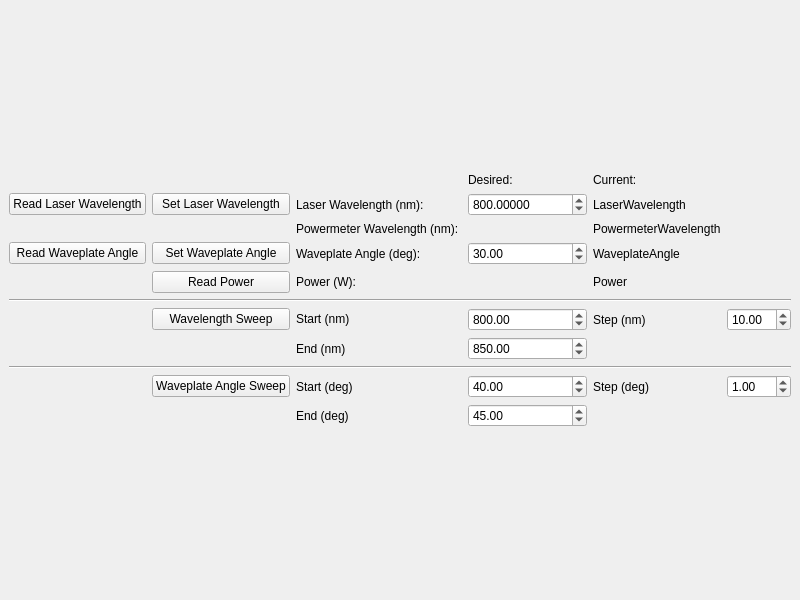
Old version of the form Python/Wavelength and power interface/power_wavelength_gui_design.ui in the repository nanophotonics/optofluidics.
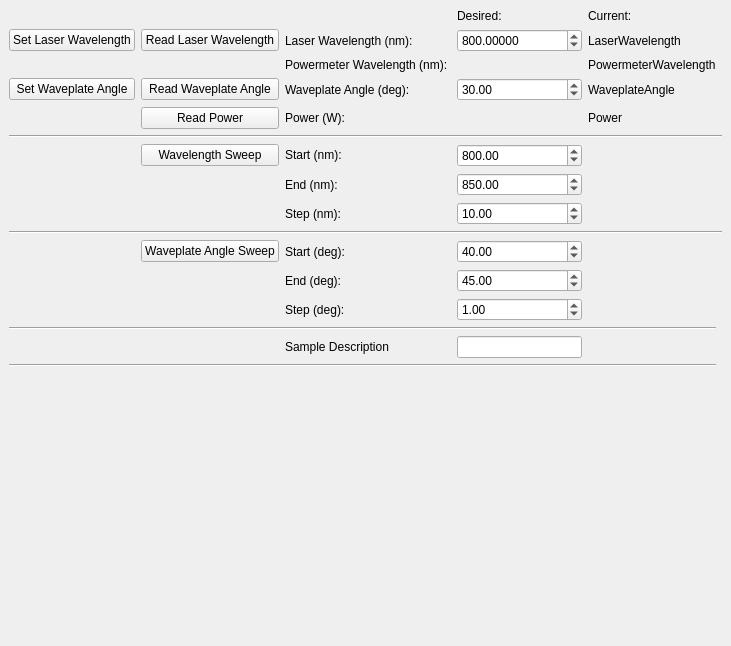
New version of the form.

Commit message: Saves images with attributes to hdf5 file

Patch:
```diff
--- a/Python/Wavelength and power interface/power_wavelength_gui_design.ui
+++ b/Python/Wavelength and power interface/power_wavelength_gui_design.ui
@@ -6,8 +6,8 @@
    <rect>
     <x>0</x>
     <y>0</y>
-    <width>800</width>
-    <height>600</height>
+    <width>731</width>
+    <height>646</height>
    </rect>
   </property>
   <property name="windowTitle">
@@ -17,22 +17,52 @@
    <layout class="QVBoxLayout" name="verticalLayout">
     <item>
      <layout class="QGridLayout" name="gridLayout">
-      <item row="5" column="3">
-       <widget class="QDoubleSpinBox" name="WaveplateAngleDoubleSpinBox">
-        <property name="decimals">
-         <number>2</number>
+      <item row="8" column="3">
+       <widget class="QDoubleSpinBox" name="WavelengthStepDoubleSpinBox">
+        <property name="sizePolicy">
+         <sizepolicy hsizetype="MinimumExpanding" vsizetype="Fixed">
+          <horstretch>0</horstretch>
+          <verstretch>0</verstretch>
+         </sizepolicy>
         </property>
         <property name="minimum">
-         <double>0.000000000000000</double>
+         <double>1.000000000000000</double>
         </property>
         <property name="maximum">
-         <double>360.000000000000000</double>
+         <double>250.000000000000000</double>
         </property>
         <property name="singleStep">
-         <double>0.100000000000000</double>
+         <double>1.000000000000000</double>
         </property>
         <property name="value">
-         <double>30.000000000000000</double>
+         <double>10.000000000000000</double>
+        </property>
+       </widget>
+      </item>
+      <item row="6" column="2">
+       <widget class="QLabel" name="label_4">
+        <property name="sizePolicy">
+         <sizepolicy hsizetype="Minimum" vsizetype="Fixed">
+          <horstretch>0</horstretch>
+          <verstretch>0</verstretch>
+         </sizepolicy>
+        </property>
+        <property name="text">
+         <string>Start (nm): </string>
+        </property>
+       </widget>
+      </item>
+      <item row="14" column="2">
+       <widget class="QLabel" name="label_10">
+        <property name="text">
+         <string>Sample Description</string>
+        </property>
+       </widget>
+      </item>
+      <item row="5" column="0" colspan="6">
+       <widget class="Line" name="line">
+        <property name="orientation">
+         <enum>Qt::Horizontal</enum>
         </property>
        </widget>
       </item>
@@ -58,60 +88,8 @@
         </property>
        </widget>
       </item>
-      <item row="0" column="3">
-       <widget class="QLabel" name="label">
-        <property name="sizePolicy">
-         <sizepolicy hsizetype="Preferred" vsizetype="Fixed">
-          <horstretch>0</horstretch>
-          <verstretch>0</verstretch>
-         </sizepolicy>
-        </property>
-        <property name="text">
-         <string>Desired: </string>
-        </property>
-       </widget>
-      </item>
-      <item row="5" column="2">
-       <widget class="QLabel" name="label_18">
-        <property name="sizePolicy">
-         <sizepolicy hsizetype="Minimum" vsizetype="Preferred">
-          <horstretch>0</horstretch>
-          <verstretch>0</verstretch>
-         </sizepolicy>
-        </property>
-        <property name="text">
-         <string>Waveplate Angle (deg): </string>
-        </property>
-       </widget>
-      </item>
-      <item row="1" column="2">
-       <widget class="QLabel" name="label_7">
-        <property name="sizePolicy">
-         <sizepolicy hsizetype="Minimum" vsizetype="Preferred">
-          <horstretch>0</horstretch>
-          <verstretch>0</verstretch>
-         </sizepolicy>
-        </property>
-        <property name="text">
-         <string>Laser Wavelength (nm): </string>
-        </property>
-       </widget>
-      </item>
-      <item row="1" column="4">
-       <widget class="QLabel" name="LaserWavelengthLabel">
-        <property name="sizePolicy">
-         <sizepolicy hsizetype="MinimumExpanding" vsizetype="Preferred">
-          <horstretch>0</horstretch>
-          <verstretch>0</verstretch>
-         </sizepolicy>
-        </property>
-        <property name="text">
-         <string>LaserWavelength</string>
-        </property>
-       </widget>
-      </item>
-      <item row="6" column="2">
-       <widget class="QLabel" name="label_19">
+      <item row="2" column="2">
+       <widget class="QLabel" name="label_15">
         <property name="sizePolicy">
          <sizepolicy hsizetype="Minimum" vsizetype="Fixed">
           <horstretch>0</horstretch>
@@ -119,11 +97,11 @@
          </sizepolicy>
         </property>
         <property name="text">
-         <string>Power (W): </string>
+         <string>Powermeter Wavelength (nm): </string>
         </property>
        </widget>
       </item>
-      <item row="4" column="4">
+      <item row="2" column="4">
        <widget class="QLabel" name="PowermeterWavelengthLabel">
         <property name="sizePolicy">
          <sizepolicy hsizetype="MinimumExpanding" vsizetype="Preferred">
@@ -136,10 +114,10 @@
         </property>
        </widget>
       </item>
-      <item row="6" column="4">
-       <widget class="QLabel" name="PowerLabel">
+      <item row="1" column="1">
+       <widget class="QPushButton" name="ReadWavelengthPushButton">
         <property name="text">
-         <string>Power</string>
+         <string>Read Laser Wavelength</string>
         </property>
        </widget>
       </item>
@@ -150,90 +128,104 @@
         </property>
        </widget>
       </item>
-      <item row="5" column="4">
-       <widget class="QLabel" name="WaveplateAngleLabel">
-        <property name="text">
-         <string>WaveplateAngle</string>
-        </property>
-       </widget>
-      </item>
-      <item row="4" column="2">
-       <widget class="QLabel" name="label_15">
+      <item row="1" column="4">
+       <widget class="QLabel" name="LaserWavelengthLabel">
         <property name="sizePolicy">
-         <sizepolicy hsizetype="Minimum" vsizetype="Fixed">
+         <sizepolicy hsizetype="MinimumExpanding" vsizetype="Preferred">
           <horstretch>0</horstretch>
           <verstretch>0</verstretch>
          </sizepolicy>
         </property>
         <property name="text">
-         <string>Powermeter Wavelength (nm): </string>
+         <string>LaserWavelength</string>
         </property>
        </widget>
       </item>
-      <item row="6" column="1">
-       <widget class="QPushButton" name="ReadPowerPushButton">
-        <property name="text">
-         <string>Read Power</string>
-        </property>
-       </widget>
-      </item>
-      <item row="7" column="0" colspan="6">
-       <widget class="Line" name="line">
-        <property name="orientation">
-         <enum>Qt::Horizontal</enum>
-        </property>
-       </widget>
-      </item>
-      <item row="9" column="1">
-       <widget class="QPushButton" name="WavelengthSweepPushButton">
-        <property name="text">
-         <string>Wavelength Sweep</string>
-        </property>
-       </widget>
-      </item>
-      <item row="5" column="1">
+      <item row="3" column="0">
        <widget class="QPushButton" name="SetWaveplateAnglePushButton">
         <property name="text">
          <string>Set Waveplate Angle</string>
         </property>
        </widget>
       </item>
+      <item row="1" column="2">
+       <widget class="QLabel" name="label_7">
+        <property name="sizePolicy">
+         <sizepolicy hsizetype="Minimum" vsizetype="Preferred">
+          <horstretch>0</horstretch>
+          <verstretch>0</verstretch>
+         </sizepolicy>
+        </property>
+        <property name="text">
+         <string>Laser Wavelength (nm): </string>
+        </property>
+       </widget>
+      </item>
+      <item row="0" column="3">
+       <widget class="QLabel" name="label">
+        <property name="sizePolicy">
+         <sizepolicy hsizetype="Preferred" vsizetype="Fixed">
+          <horstretch>0</horstretch>
+          <verstretch>0</verstretch>
+         </sizepolicy>
+        </property>
+        <property name="text">
+         <string>Desired: </string>
+        </property>
+       </widget>
+      </item>
       <item row="1" column="0">
-       <widget class="QPushButton" name="ReadWavelengthPushButton">
-        <property name="text">
-         <string>Read Laser Wavelength</string>
-        </property>
-       </widget>
-      </item>
-      <item row="5" column="0">
-       <widget class="QPushButton" name="ReadWaveplateAnglePushButton">
-        <property name="text">
-         <string>Read Waveplate Angle</string>
-        </property>
-       </widget>
-      </item>
-      <item row="9" column="2">
-       <widget class="QLabel" name="label_4">
-        <property name="sizePolicy">
-         <sizepolicy hsizetype="Minimum" vsizetype="Fixed">
-          <horstretch>0</horstretch>
-          <verstretch>0</verstretch>
-         </sizepolicy>
-        </property>
-        <property name="text">
-         <string>Start (nm)</string>
-        </property>
-       </widget>
-      </item>
-      <item row="1" column="1">
        <widget class="QPushButton" name="SetWavelengthPushButton">
         <property name="text">
          <string>Set Laser Wavelength</string>
         </property>
        </widget>
       </item>
-      <item row="12" column="5">
-       <widget class="QDoubleSpinBox" name="WaveplateStepDoubleSpinBox">
+      <item row="14" column="3">
+       <widget class="QLineEdit" name="SampleDescriptionLineEdit"/>
+      </item>
+      <item row="3" column="1">
+       <widget class="QPushButton" name="ReadWaveplateAnglePushButton">
+        <property name="text">
+         <string>Read Waveplate Angle</string>
+        </property>
+       </widget>
+      </item>
+      <item row="7" column="2">
+       <widget class="QLabel" name="label_5">
+        <property name="text">
+         <string>End (nm): </string>
+        </property>
+       </widget>
+      </item>
+      <item row="3" column="2">
+       <widget class="QLabel" name="label_18">
+        <property name="sizePolicy">
+         <sizepolicy hsizetype="Minimum" vsizetype="Preferred">
+          <horstretch>0</horstretch>
+          <verstretch>0</verstretch>
+         </sizepolicy>
+        </property>
+        <property name="text">
+         <string>Waveplate Angle (deg): </string>
+        </property>
+       </widget>
+      </item>
+      <item row="11" column="2">
+       <widget class="QLabel" name="label_9">
+        <property name="text">
+         <string>End (deg): </string>
+        </property>
+       </widget>
+      </item>
+      <item row="3" column="3">
+       <widget class="QDoubleSpinBox" name="WaveplateAngleDoubleSpinBox">
+        <property name="decimals">
+         <number>2</number>
+        </property>
+        <property name="minimum">
+         <double>0.000000000000000</double>
+        </property>
         <property name="maximum">
          <double>360.000000000000000</double>
         </property>
@@ -241,24 +233,18 @@
          <double>0.100000000000000</double>
         </property>
         <property name="value">
-         <double>1.000000000000000</double>
+         <double>30.000000000000000</double>
+        </property>
+       </widget>
+      </item>
+      <item row="3" column="4">
+       <widget class="QLabel" name="WaveplateAngleLabel">
+        <property name="text">
+         <string>WaveplateAngle</string>
         </property>
        </widget>
       </item>
       <item row="10" column="3">
-       <widget class="QDoubleSpinBox" name="WavelengthEndDoubleSpinBox">
-        <property name="minimum">
-         <double>725.000000000000000</double>
-        </property>
-        <property name="maximum">
-         <double>975.000000000000000</double>
-        </property>
-        <property name="value">
-         <double>850.000000000000000</double>
-        </property>
-       </widget>
-      </item>
-      <item row="12" column="3">
        <widget class="QDoubleSpinBox" name="WaveplateStartDoubleSpinBox">
         <property name="maximum">
          <double>360.000000000000000</double>
@@ -271,29 +257,21 @@
         </property>
        </widget>
       </item>
-      <item row="11" column="0" colspan="6">
-       <widget class="Line" name="line_2">
-        <property name="orientation">
-         <enum>Qt::Horizontal</enum>
-        </property>
-       </widget>
-      </item>
-      <item row="12" column="4">
-       <widget class="QLabel" name="label_8">
-        <property name="text">
-         <string>Step (deg)</string>
-        </property>
-       </widget>
-      </item>
-      <item row="9" column="4">
+      <item row="8" column="2">
        <widget class="QLabel" name="label_6">
+        <property name="sizePolicy">
+         <sizepolicy hsizetype="Fixed" vsizetype="Preferred">
+          <horstretch>0</horstretch>
+          <verstretch>0</verstretch>
+         </sizepolicy>
+        </property>
         <property name="text">
-         <string>Step (nm)</string>
+         <string>Step (nm): </string>
         </property>
        </widget>
       </item>
-      <item row="9" column="3">
-       <widget class="QDoubleSpinBox" name="WavelengthStartDoubleSpinBox">
+      <item row="7" column="3">
+       <widget class="QDoubleSpinBox" name="WavelengthEndDoubleSpinBox">
         <property name="minimum">
          <double>725.000000000000000</double>
         </property>
@@ -301,48 +279,111 @@
          <double>975.000000000000000</double>
         </property>
         <property name="value">
-         <double>800.000000000000000</double>
+         <double>850.000000000000000</double>
         </property>
        </widget>
       </item>
-      <item row="9" column="5">
-       <widget class="QDoubleSpinBox" name="WavelengthStepDoubleSpinBox">
-        <property name="minimum">
-         <double>1.000000000000000</double>
+      <item row="4" column="1">
+       <widget class="QPushButton" name="ReadPowerPushButton">
+        <property name="text">
+         <string>Read Power</string>
         </property>
-        <property name="maximum">
-         <double>250.000000000000000</double>
+       </widget>
+      </item>
+      <item row="4" column="2">
+       <widget class="QLabel" name="label_19">
+        <property name="sizePolicy">
+         <sizepolicy hsizetype="Minimum" vsizetype="Fixed">
+          <horstretch>0</horstretch>
+          <verstretch>0</verstretch>
+         </sizepolicy>
         </property>
-        <property name="singleStep">
-         <double>1.000000000000000</double>
+        <property name="text">
+         <string>Power (W): </string>
         </property>
-        <property name="value">
-         <double>10.000000000000000</double>
+       </widget>
+      </item>
+      <item row="10" column="1">
+       <widget class="QPushButton" name="WaveplateAngleSweepPushButton">
+        <property name="text">
+         <string>Waveplate Angle Sweep</string>
+        </property>
+       </widget>
+      </item>
+      <item row="4" column="4">
+       <widget class="QLabel" name="PowerLabel">
+        <property name="text">
+         <string>Power</string>
+        </property>
+       </widget>
+      </item>
+      <item row="9" column="0" colspan="6">
+       <widget class="Line" name="line_2">
+        <property name="orientation">
+         <enum>Qt::Horizontal</enum>
         </property>
        </widget>
       </item>
       <item row="10" column="2">
-       <widget class="QLabel" name="label_5">
-        <property name="text">
-         <string>End (nm)</string>
-        </property>
-       </widget>
-      </item>
-      <item row="12" column="2">
        <widget class="QLabel" name="label_2">
         <property name="text">
-         <string>Start (deg)</string>
+         <string>Start (deg): </string>
         </property>
        </widget>
       </item>
-      <item row="13" column="2">
-       <widget class="QLabel" name="label_9">
+      <item row="6" column="3">
+       <widget class="QDoubleSpinBox" name="WavelengthStartDoubleSpinBox">
+        <property name="minimum">
+         <double>725.000000000000000</double>
+        </property>
+        <property name="maximum">
+         <double>975.000000000000000</double>
+        </property>
+        <property name="value">
+         <double>800.000000000000000</double>
+        </property>
+       </widget>
+      </item>
+      <item row="12" column="2">
+       <widget class="QLabel" name="label_8">
+        <property name="sizePolicy">
+         <sizepolicy hsizetype="Fixed" vsizetype="Preferred">
+          <horstretch>0</horstretch>
+          <verstretch>0</verstretch>
+         </sizepolicy>
+        </property>
         <property name="text">
-         <string>End (deg)</string>
+         <string>Step (deg): </string>
         </property>
        </widget>
       </item>
-      <item row="13" column="3">
+      <item row="12" column="3">
+       <widget class="QDoubleSpinBox" name="WaveplateStepDoubleSpinBox">
+        <property name="sizePolicy">
+         <sizepolicy hsizetype="MinimumExpanding" vsizetype="Fixed">
+          <horstretch>0</horstretch>
+          <verstretch>0</verstretch>
+         </sizepolicy>
+        </property>
+        <property name="maximum">
+         <double>360.000000000000000</double>
+        </property>
+        <property name="singleStep">
+         <double>0.100000000000000</double>
+        </property>
+        <property name="value">
+         <double>1.000000000000000</double>
+        </property>
+       </widget>
+      </item>
+      <item row="6" column="1">
+       <widget class="QPushButton" name="WavelengthSweepPushButton">
+        <property name="text">
+         <string>Wavelength Sweep</string>
+        </property>
+       </widget>
+      </item>
+      <item row="11" column="3">
        <widget class="QDoubleSpinBox" name="WaveplateEndDoubleSpinBox">
         <property name="maximum">
          <double>360.000000000000000</double>
@@ -355,12 +396,26 @@
         </property>
        </widget>
       </item>
-      <item row="12" column="1">
-       <widget class="QPushButton" name="WaveplateAngleSweepPushButton">
-        <property name="text">
-         <string>Waveplate Angle Sweep</string>
+      <item row="13" column="0" colspan="5">
+       <widget class="Line" name="line_3">
+        <property name="orientation">
+         <enum>Qt::Horizontal</enum>
         </property>
        </widget>
+      </item>
+      <item row="15" column="0" colspan="5">
+       <widget class="Line" name="line_4">
+        <property name="orientation">
+         <enum>Qt::Horizontal</enum>
+        </property>
+       </widget>
+      </item>
+     </layout>
+    </item>
+    <item>
+     <layout class="QVBoxLayout" name="LivePlotContainer">
+      <item>
+       <widget class="QWidget" name="LivePlotWidget" native="true"/>
       </item>
      </layout>
     </item>
```
The commit also changes 1 other file.
